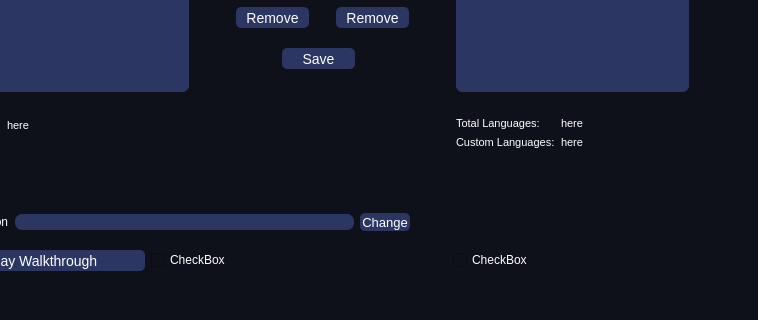
Above: mainwindow.ui from Deatrax/codenheimer before the change; both pictures show x 334 to 1092 and y 366 to 686 of the 1092 by 686 pixel window. Below: the same form after it.
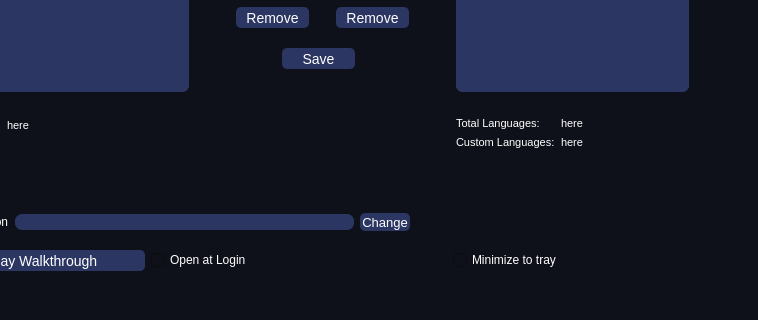
That is the form after the change. The open tabs and pages were chosen to show the change. Icons and pictures are not drawn.

Commit message: open at login and minimize at tray done

The edit to the form file:
```diff
--- a/mainwindow.ui
+++ b/mainwindow.ui
@@ -2294,14 +2294,14 @@
                        <item>
                         <widget class="QCheckBox" name="checkBox_2">
                          <property name="text">
-                          <string>CheckBox</string>
+                          <string>Open at Login</string>
                          </property>
                         </widget>
                        </item>
                        <item>
                         <widget class="QCheckBox" name="checkBox">
                          <property name="text">
-                          <string>CheckBox</string>
+                          <string>Minimize to tray</string>
                          </property>
                         </widget>
                        </item>
```
Left out of the diff: 6 changed lines with no effect on the pictures. The commit also changes 2 other files.
